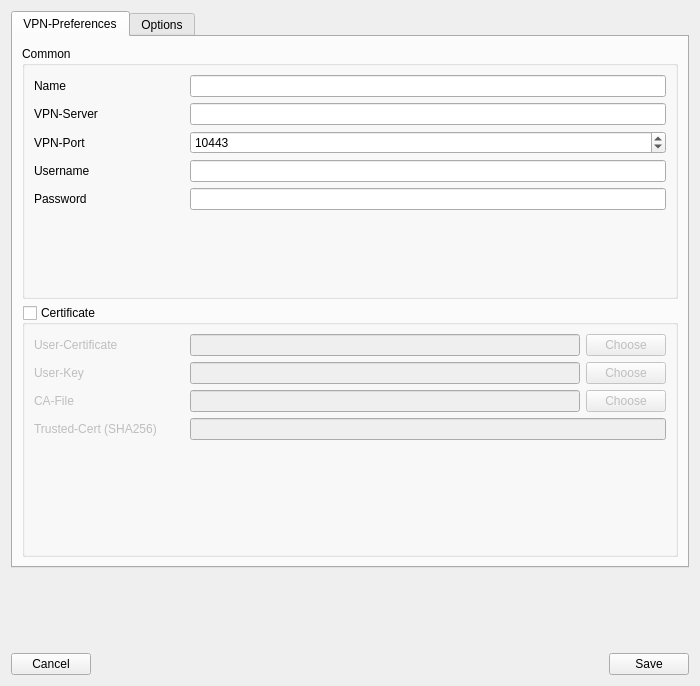
theinvisible/openfortigui, file openfortigui/vpnprofileeditor.ui: the form before one commit.
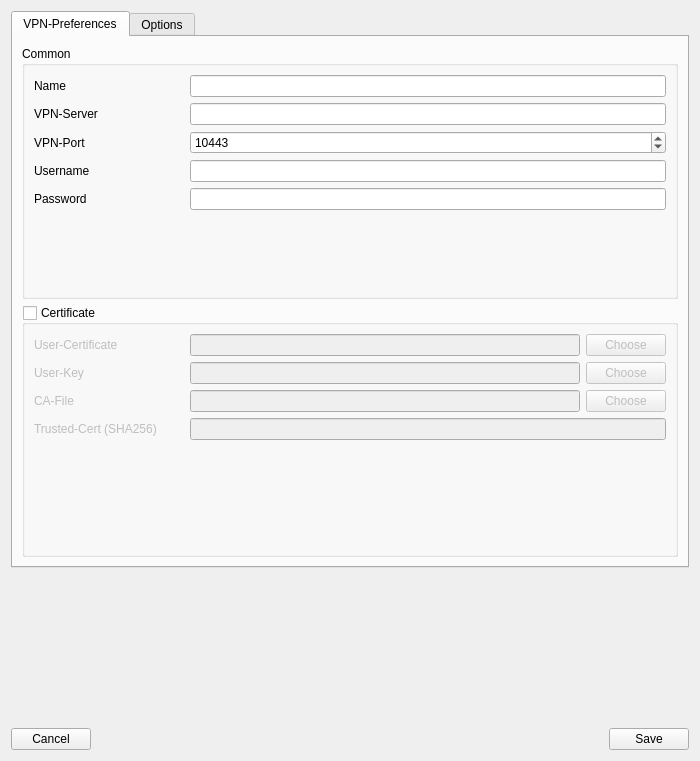
The form after the commit.

Commit message: Hide password input in profile editor

Diff of the .ui file:
```diff
--- a/openfortigui/vpnprofileeditor.ui
+++ b/openfortigui/vpnprofileeditor.ui
@@ -7,7 +7,7 @@
     <x>0</x>
     <y>0</y>
     <width>700</width>
-    <height>686</height>
+    <height>761</height>
    </rect>
   </property>
   <property name="windowTitle">
```
Left out of the diff: 2 changed lines with no effect on the pictures. The commit also changes 1 other file.
